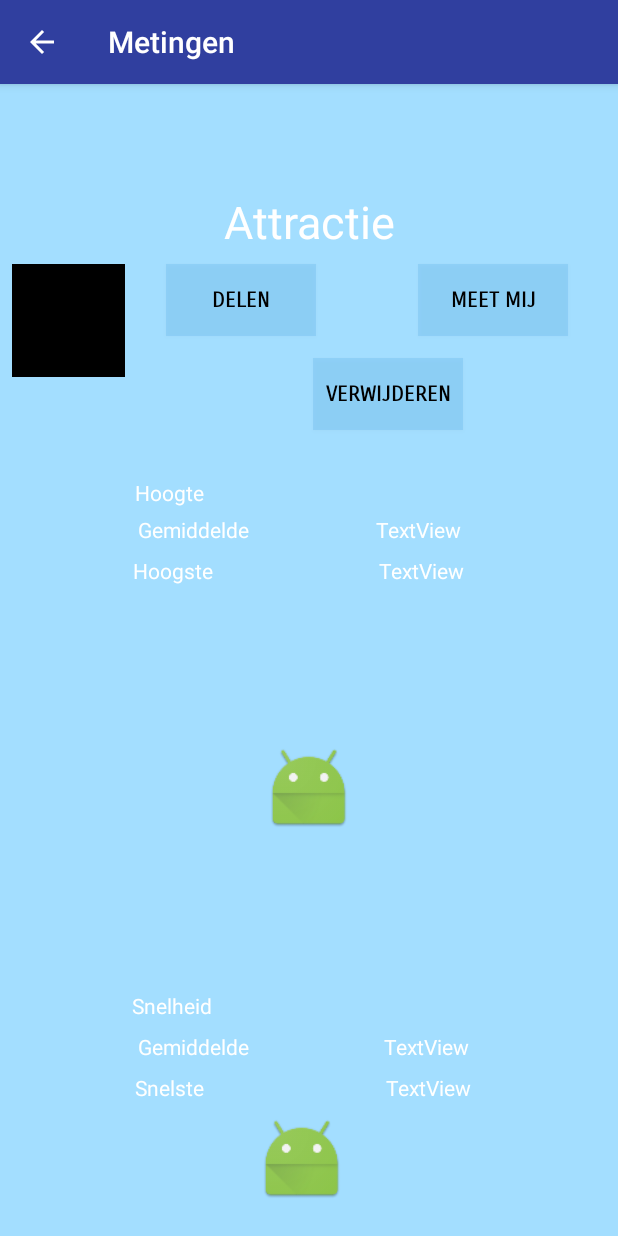
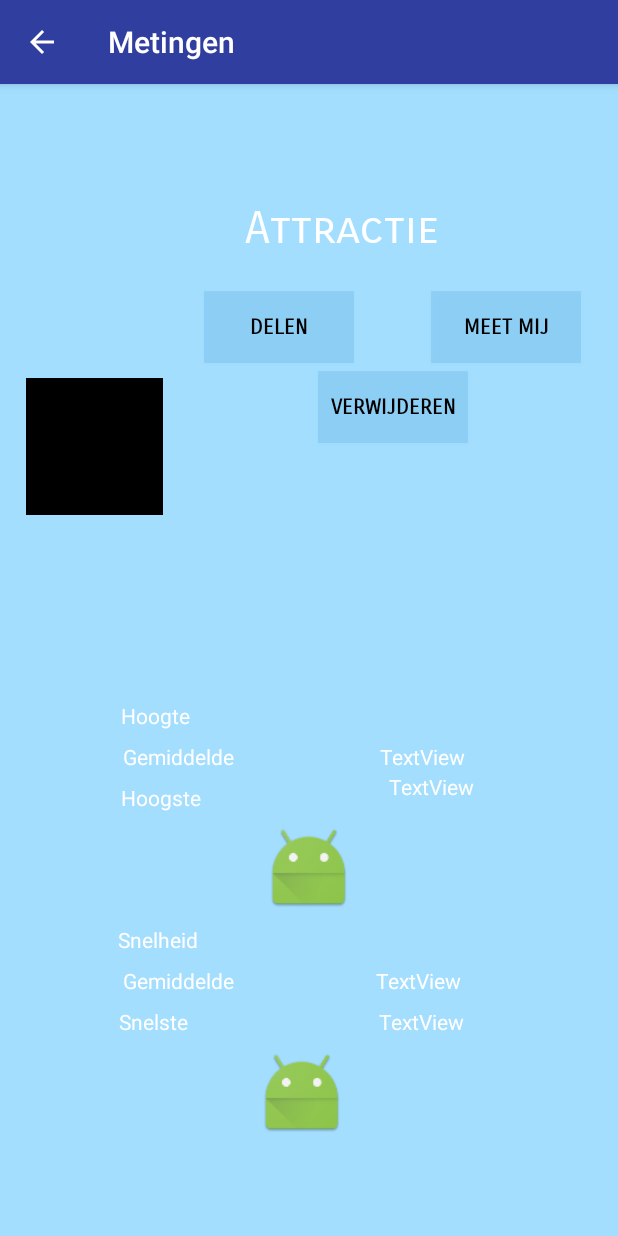
Before and after one commit to jipjan/ProjectAndroid, an Android app: the AttractieMetingSpec screen opened directly, with no data from a screen before it, on a phone screen of 412 x 824 dp. Run offline under Robolectric (Android 15) with nearby library versions, the light colour scheme and no system bars; 2 statements that could not run were skipped.

Commit message:
terug peiltje werkend en geeft foto en naam van attractie mee terug en kleuren veranderd

```diff
--- a/app/src/main/java/com/experience/essteling/a3/esstelingexperience/AttractieMetingSpec.java
+++ b/app/src/main/java/com/experience/essteling/a3/esstelingexperience/AttractieMetingSpec.java
@@ -8,6 +8,7 @@ import android.view.View;
 import android.view.animation.LinearInterpolator;
 import android.widget.Button;
 import android.widget.ImageView;
+import android.widget.TextView;
 
 public class AttractieMetingSpec extends AppCompatActivity {
     public Button btn_attractie_meting_spec_delen;
@@ -20,6 +21,14 @@ public class AttractieMetingSpec extends AppCompatActivity {
     protected void onCreate(Bundle savedInstanceState) {
         super.onCreate(savedInstanceState);
         setContentView(R.layout.activity_attractie_meting_spec);
+
+        final Attractie attractie = (Attractie) getIntent().getSerializableExtra("ATTRACTIE1");
+
+        TextView tv = (TextView) findViewById(R.id.tv_attractie_meting_spec_naamAttractie);
+        tv.setText(String.valueOf(attractie.getNaam()));
+
+        ImageView im1 = (ImageView) findViewById(R.id.im_meeting_attractie);
+        im1.setImageResource(Integer.parseInt(String.valueOf(attractie.getImage())));
 
         setTitle("Metingen");
         getSupportActionBar().setDisplayHomeAsUpEnabled(true);
@@ -42,6 +51,7 @@ public class AttractieMetingSpec extends AppCompatActivity {
             @Override
             public void onClick(View view) {
                 Intent i = new Intent(getApplicationContext(), MeetMij.class);
+                i.putExtra("ATTRACTIE", attractie);
                 startActivity(i);
             }
         });
@@ -53,5 +63,7 @@ public class AttractieMetingSpec extends AppCompatActivity {
 //                startActivity(i);
 //            }
 //        });
+
+
     }
 }
--- a/app/src/main/java/com/experience/essteling/a3/esstelingexperience/MetingenLijst.java
+++ b/app/src/main/java/com/experience/essteling/a3/esstelingexperience/MetingenLijst.java
@@ -41,9 +41,6 @@ public class MetingenLijst extends AppCompatActivity {
         llm.setOrientation(LinearLayoutManager.VERTICAL);
         lv_attracties.setLayoutManager(llm);
 
-
-
-
         attracties.add(new Attractie("4D-film",R.drawable.movie));
         attracties.add(new Attractie("Bobslee",R.drawable.bobslee));
         attracties.add(new Attractie("Doolhof",R.drawable.doolhof));
--- a/app/src/main/res/layout/activity_attractie_meting_spec.xml
+++ b/app/src/main/res/layout/activity_attractie_meting_spec.xml
@@ -21,41 +21,42 @@
 
     <TextView
         android:id="@+id/tv_attractie_meting_spec_naamAttractie"
-        android:layout_width="wrap_content"
-        android:layout_height="wrap_content"
+        android:layout_width="229dp"
+        android:layout_height="52dp"
+        android:layout_marginBottom="8dp"
+        android:layout_marginEnd="8dp"
         android:layout_marginLeft="8dp"
         android:layout_marginRight="8dp"
+        android:layout_marginStart="8dp"
+        android:layout_marginTop="0dp"
+        android:fontFamily="sans-serif-smallcaps"
         android:text="@string/NaamAttractie"
         android:textColor="@color/cardview_light_background"
         android:textSize="30sp"
+        app:layout_constraintBottom_toBottomOf="parent"
+        app:layout_constraintHorizontal_bias="0.93"
         app:layout_constraintLeft_toLeftOf="parent"
         app:layout_constraintRight_toRightOf="parent"
         app:layout_constraintTop_toTopOf="parent"
-        android:layout_marginTop="71dp"
-        app:layout_constraintHorizontal_bias="0.502"
-        android:layout_marginStart="8dp"
-        android:layout_marginEnd="8dp"
-        app:layout_constraintBottom_toBottomOf="parent"
-        android:layout_marginBottom="8dp"
-        app:layout_constraintVertical_bias="0.0" />
+        app:layout_constraintVertical_bias="0.11" />
 
     <ImageView
         android:id="@+id/im_meeting_attractie"
-        android:layout_width="75dp"
-        android:layout_height="75dp"
+        android:layout_width="91dp"
+        android:layout_height="91dp"
+        android:layout_marginBottom="88dp"
+        android:layout_marginEnd="8dp"
         android:layout_marginLeft="8dp"
+        android:layout_marginRight="8dp"
+        android:layout_marginStart="8dp"
+        app:layout_constraintBottom_toTopOf="@+id/tv_attractie_meting_spec_hoogte"
+        app:layout_constraintHorizontal_bias="0.031"
+        app:layout_constraintLeft_toLeftOf="parent"
+        app:layout_constraintRight_toRightOf="parent"
+        app:srcCompat="@android:color/background_dark"
+        app:layout_constraintTop_toTopOf="parent"
         android:layout_marginTop="8dp"
-        app:layout_constraintLeft_toLeftOf="parent"
-        app:layout_constraintTop_toBottomOf="@+id/tv_attractie_meting_spec_naamAttractie"
-        app:srcCompat="@android:color/background_dark"
-        android:layout_marginStart="8dp"
-        android:layout_marginRight="8dp"
-        app:layout_constraintRight_toRightOf="parent"
-        android:layout_marginBottom="8dp"
-        app:layout_constraintBottom_toTopOf="@+id/tv_attractie_meting_spec_hoogte"
-        app:layout_constraintHorizontal_bias="0.0"
-        app:layout_constraintVertical_bias="0.0"
-        android:layout_marginEnd="8dp" />
+        app:layout_constraintVertical_bias="0.84" />
 
     <Button
         android:id="@+id/btn_attractie_meting_spec_delen"
@@ -109,8 +110,6 @@
         android:layout_height="48dp"
         android:layout_marginBottom="8dp"
         android:layout_marginEnd="8dp"
-        android:layout_marginLeft="8dp"
-        android:layout_marginRight="8dp"
         android:layout_marginStart="8dp"
         android:layout_marginTop="5dp"
         android:background="@color/TransparentButton"
@@ -120,11 +119,12 @@
         android:textSize="14sp"
         android:textStyle="bold"
         app:layout_constraintBottom_toBottomOf="parent"
-        app:layout_constraintHorizontal_bias="0.552"
-        app:layout_constraintLeft_toRightOf="@+id/im_meeting_attractie"
-        app:layout_constraintRight_toRightOf="parent"
         app:layout_constraintTop_toBottomOf="@+id/btn_attractie_meting_spec_delen"
-        app:layout_constraintVertical_bias="0.017" />
+        app:layout_constraintVertical_bias="0.0"
+        android:layout_marginLeft="8dp"
+        app:layout_constraintLeft_toLeftOf="@+id/btn_attractie_meting_spec_delen"
+        android:layout_marginRight="8dp"
+        app:layout_constraintRight_toRightOf="@+id/btn_attractie_meting_spec_meetmij" />
 
     <TextView
         android:id="@+id/tv_attractie_meting_spec_hoogte"
@@ -132,18 +132,18 @@
         android:layout_height="wrap_content"
         android:layout_marginLeft="8dp"
         android:layout_marginRight="32dp"
-        android:layout_marginTop="32dp"
         android:text="@string/Hoogte"
         android:textColor="@color/cardview_light_background"
-        app:layout_constraintHorizontal_bias="0.251"
+        app:layout_constraintHorizontal_bias="0.222"
         app:layout_constraintLeft_toLeftOf="parent"
         app:layout_constraintRight_toRightOf="parent"
-        app:layout_constraintTop_toBottomOf="@+id/btn_attractie_meting_spec_verwijderen"
         android:layout_marginStart="8dp"
         android:layout_marginEnd="32dp"
         app:layout_constraintBottom_toBottomOf="parent"
-        android:layout_marginBottom="8dp"
-        app:layout_constraintVertical_bias="0.0" />
+        android:layout_marginBottom="257dp"
+        android:layout_marginTop="8dp"
+        app:layout_constraintTop_toBottomOf="@+id/btn_attractie_meting_spec_delen"
+        app:layout_constraintVertical_bias="0.732" />
 
     <TextView
         android:id="@+id/tv_attractie_meting_spec_h_gem"
@@ -151,10 +151,10 @@
         android:layout_height="wrap_content"
         android:layout_marginLeft="8dp"
         android:layout_marginRight="32dp"
-        android:layout_marginTop="5dp"
+        android:layout_marginTop="8dp"
         android:text="@string/Gemiddelde"
         android:textColor="@color/cardview_light_background"
-        app:layout_constraintHorizontal_bias="0.281"
+        app:layout_constraintHorizontal_bias="0.248"
         app:layout_constraintLeft_toLeftOf="parent"
         app:layout_constraintRight_toRightOf="parent"
         app:layout_constraintTop_toBottomOf="@+id/tv_attractie_meting_spec_hoogte"
@@ -170,7 +170,7 @@
         android:layout_marginTop="8dp"
         android:text="@string/Hoogste"
         android:textColor="@color/cardview_light_background"
-        app:layout_constraintHorizontal_bias="0.254"
+        app:layout_constraintHorizontal_bias="0.228"
         app:layout_constraintLeft_toLeftOf="parent"
         app:layout_constraintRight_toRightOf="parent"
         app:layout_constraintTop_toBottomOf="@+id/tv_attractie_meting_spec_h_gem"
@@ -193,35 +193,36 @@
         app:srcCompat="@mipmap/ic_launcher"
         android:layout_marginStart="8dp"
         android:layout_marginEnd="8dp"
+        app:layout_constraintBottom_toBottomOf="parent"
         android:layout_marginBottom="8dp"
-        app:layout_constraintBottom_toTopOf="@+id/tv_attractie_meting_spec_snelheid" />
+        app:layout_constraintVertical_bias="0.0" />
 
     <TextView
         android:id="@+id/tv_attractie_meting_spec_snelheid"
         android:layout_width="wrap_content"
         android:layout_height="wrap_content"
-        android:layout_marginLeft="8dp"
+        android:layout_marginLeft="0dp"
         android:layout_marginRight="32dp"
         android:text="@string/Snelheid"
         android:textColor="@color/cardview_light_background"
-        app:layout_constraintHorizontal_bias="0.251"
+        app:layout_constraintHorizontal_bias="0.222"
         app:layout_constraintLeft_toLeftOf="parent"
         app:layout_constraintRight_toRightOf="parent"
         android:layout_marginStart="8dp"
         android:layout_marginEnd="32dp"
-        app:layout_constraintBottom_toBottomOf="parent"
-        android:layout_marginBottom="144dp" />
+        android:layout_marginTop="8dp"
+        app:layout_constraintTop_toBottomOf="@+id/im_meeting_gr_h" />
 
     <TextView
         android:id="@+id/tv_attractie_meting_spec_s_gem"
         android:layout_width="wrap_content"
         android:layout_height="wrap_content"
-        android:layout_marginLeft="8dp"
+        android:layout_marginLeft="0dp"
         android:layout_marginRight="32dp"
         android:layout_marginTop="8dp"
         android:text="@string/Gemiddelde"
         android:textColor="@color/cardview_light_background"
-        app:layout_constraintHorizontal_bias="0.281"
+        app:layout_constraintHorizontal_bias="0.248"
         app:layout_constraintLeft_toLeftOf="parent"
         app:layout_constraintRight_toRightOf="parent"
         app:layout_constraintTop_toBottomOf="@+id/tv_attractie_meting_spec_snelheid"
@@ -232,12 +233,12 @@
         android:id="@+id/tv_attractie_meting_spec_s_max"
         android:layout_width="wrap_content"
         android:layout_height="wrap_content"
-        android:layout_marginLeft="8dp"
+        android:layout_marginLeft="0dp"
         android:layout_marginRight="32dp"
         android:layout_marginTop="8dp"
         android:text="@string/Snelste"
         android:textColor="@color/cardview_light_background"
-        app:layout_constraintHorizontal_bias="0.252"
+        app:layout_constraintHorizontal_bias="0.219"
         app:layout_constraintLeft_toLeftOf="parent"
         app:layout_constraintRight_toRightOf="parent"
         app:layout_constraintTop_toBottomOf="@+id/tv_attractie_meting_spec_s_gem"
@@ -270,28 +271,31 @@
         android:layout_marginRight="8dp"
         android:text="TextView"
         android:textColor="@color/cardview_light_background"
-        app:layout_constraintHorizontal_bias="0.417"
+        app:layout_constraintHorizontal_bias="0.462"
         app:layout_constraintLeft_toRightOf="@+id/tv_attractie_meting_spec_h_gem"
         app:layout_constraintRight_toRightOf="parent"
         app:layout_constraintTop_toTopOf="@+id/tv_attractie_meting_spec_h_gem"
         android:layout_marginStart="16dp"
         android:layout_marginEnd="8dp"
         android:layout_marginBottom="8dp"
-        app:layout_constraintBottom_toTopOf="@+id/tv_attractie_meting_spec_h_max_i" />
+        app:layout_constraintBottom_toTopOf="@+id/tv_attractie_meting_spec_h_max_i"
+        app:layout_constraintVertical_bias="0.0" />
 
     <TextView
         android:id="@+id/tv_attractie_meting_spec_h_max_i"
         android:layout_width="wrap_content"
         android:layout_height="wrap_content"
-        android:layout_marginLeft="16dp"
-        android:layout_marginRight="8dp"
+        android:layout_marginLeft="0dp"
+        android:layout_marginRight="0dp"
         android:text="TextView"
         android:textColor="@color/cardview_light_background"
         app:layout_constraintLeft_toRightOf="@+id/tv_attractie_meting_spec_h_max"
         app:layout_constraintRight_toRightOf="parent"
         app:layout_constraintTop_toTopOf="@+id/tv_attractie_meting_spec_h_max"
         android:layout_marginStart="16dp"
-        android:layout_marginEnd="8dp" />
+        android:layout_marginEnd="8dp"
+        android:layout_marginTop="-7dp"
+        app:layout_constraintHorizontal_bias="0.555" />
 
     <TextView
         android:id="@+id/tv_attractie_meting_spec_s_gem_i"
--- a/app/src/main/res/layout/activity_meet_mij_lijst.xml
+++ b/app/src/main/res/layout/activity_meet_mij_lijst.xml
@@ -5,6 +5,7 @@
     xmlns:tools="http://schemas.android.com/tools"
     android:layout_width="match_parent"
     android:layout_height="match_parent"
+    android:background="#c5dcf7"
     tools:context="com.experience.essteling.a3.esstelingexperience.MeetMijLijst">
 
     <android.support.v7.widget.RecyclerView
--- a/app/src/main/res/layout/activity_metingen_lijst.xml
+++ b/app/src/main/res/layout/activity_metingen_lijst.xml
@@ -5,6 +5,7 @@
     xmlns:tools="http://schemas.android.com/tools"
     android:layout_width="match_parent"
     android:layout_height="match_parent"
+    android:background="#c5dcf7"
     tools:context="com.experience.essteling.a3.esstelingexperience.MetingenLijst">
 
     <android.support.v7.widget.RecyclerView
```
Also changed, not shown: app/src/main/AndroidManifest.xml (+24 -4 lines), app/src/main/java/com/experience/essteling/a3/esstelingexperience/DataAttractieLijst.java (+12 -0 lines), app/src/main/java/com/experience/essteling/a3/esstelingexperience/MeetMij.java (+9 -0 lines), app/src/main/res/layout/activity_data_attractie_lijst.xml (+15 -14 lines).
